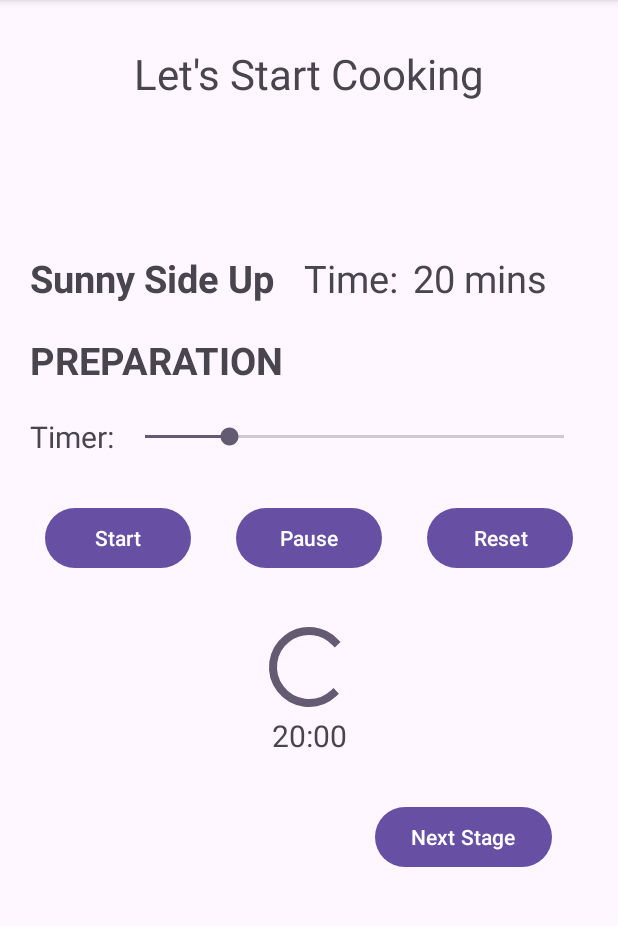
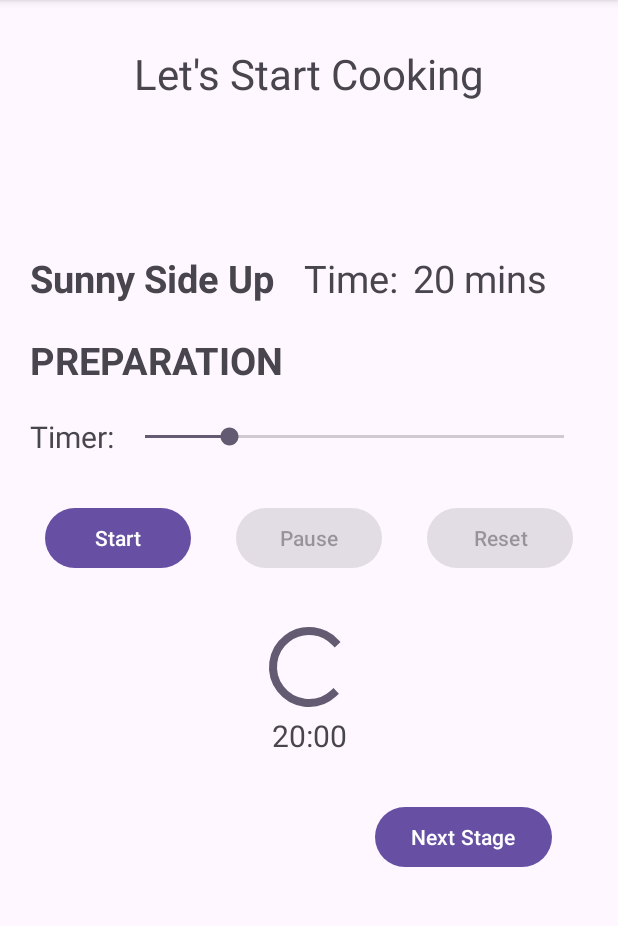
Before and after one commit to melchiaballe/mobile-cooking-app, an Android app: the TimerDetailsActivity screen opened directly, with no data from a screen before it, on a phone screen of 412 x 824 dp, the part 96-1022 px from its top. Run offline under Robolectric (Android 15) with nearby library versions, the phone set to English and light mode, and no system bars.

Commit message:
Timer changes

```diff
--- a/app/src/main/java/com/example/cookingclass/TimerDetailsActivity.java
+++ b/app/src/main/java/com/example/cookingclass/TimerDetailsActivity.java
@@ -3,6 +3,8 @@ package com.example.cookingclass;
 import androidx.appcompat.app.AppCompatActivity;
 
 import android.os.Bundle;
+import android.view.View;
+import android.widget.Button;
 import android.widget.SeekBar;
 import android.widget.TextView;
 
@@ -10,7 +12,12 @@ public class TimerDetailsActivity extends AppCompatActivity {
 
     private SeekBar timerDuration;
     private TextView seekbarTextView;
+    private Button startButton;
+    private Button pauseButton;
+    private Button resetButton;
 
+
+    Boolean is_start, is_pause;
     @Override
     protected void onCreate(Bundle savedInstanceState) {
         super.onCreate(savedInstanceState);
@@ -21,6 +28,14 @@ public class TimerDetailsActivity extends AppCompatActivity {
 
         timerDuration.setProgress(20);
         seekbarTextView.setText(String.valueOf(timerDuration.getProgress()) + ":00");
+
+        startButton = (Button) findViewById(R.id.timer_start);
+        pauseButton = (Button) findViewById(R.id.timer_pause);
+        resetButton = (Button) findViewById(R.id.timer_reset);
+
+        pauseButton.setEnabled(false);
+        resetButton.setEnabled(false);
+
 
         timerDuration.setOnSeekBarChangeListener(new SeekBar.OnSeekBarChangeListener() {
             @Override
@@ -35,4 +50,32 @@ public class TimerDetailsActivity extends AppCompatActivity {
             public void onStopTrackingTouch(SeekBar seekBar) {}
         });
     }
+
+    public void startTimerClick(View v) {
+        is_start = true;
+        startButton.setEnabled(false);
+        pauseButton.setEnabled(true);
+        resetButton.setEnabled(false);
+
+        timerDuration.setEnabled(false);
+    }
+
+    public void pauseTimerClick(View v) {
+        is_pause = true;
+        startButton.setEnabled(true);
+        pauseButton.setEnabled(false);
+        resetButton.setEnabled(true);
+    }
+
+    public void resetTimerClick(View v) {
+        is_start = false;
+        is_pause = false;
+        startButton.setEnabled(true);
+        pauseButton.setEnabled(false);
+        resetButton.setEnabled(false);
+
+        timerDuration.setEnabled(true);
+    }
+
+
 }
--- a/app/src/main/res/layout/activity_timer_details.xml
+++ b/app/src/main/res/layout/activity_timer_details.xml
@@ -95,9 +95,11 @@
                 android:orientation="horizontal">
 
                 <Button
+                    android:id="@+id/timer_start"
                     android:layout_weight="1"
                     android:layout_width="wrap_content"
                     android:layout_height="wrap_content"
+                    android:onClick="startTimerClick"
                     android:text="Start">
                 </Button>
 
@@ -107,10 +109,12 @@
                 </Space>
 
                 <Button
+                    android:id="@+id/timer_pause"
                     android:layout_weight="1"
                     android:layout_width="wrap_content"
                     android:layout_height="wrap_content"
-                    android:text="Pause">
+                    android:text="Pause"
+                    android:onClick="pauseTimerClick">
                 </Button>
 
                 <Space
@@ -119,10 +123,12 @@
                 </Space>
 
                 <Button
+                    android:id="@+id/timer_reset"
                     android:layout_weight="1"
                     android:layout_width="wrap_content"
                     android:layout_height="wrap_content"
-                    android:text="Reset">
+                    android:text="Reset"
+                    android:onClick="resetTimerClick">
                 </Button>
 
             </LinearLayout>
```
